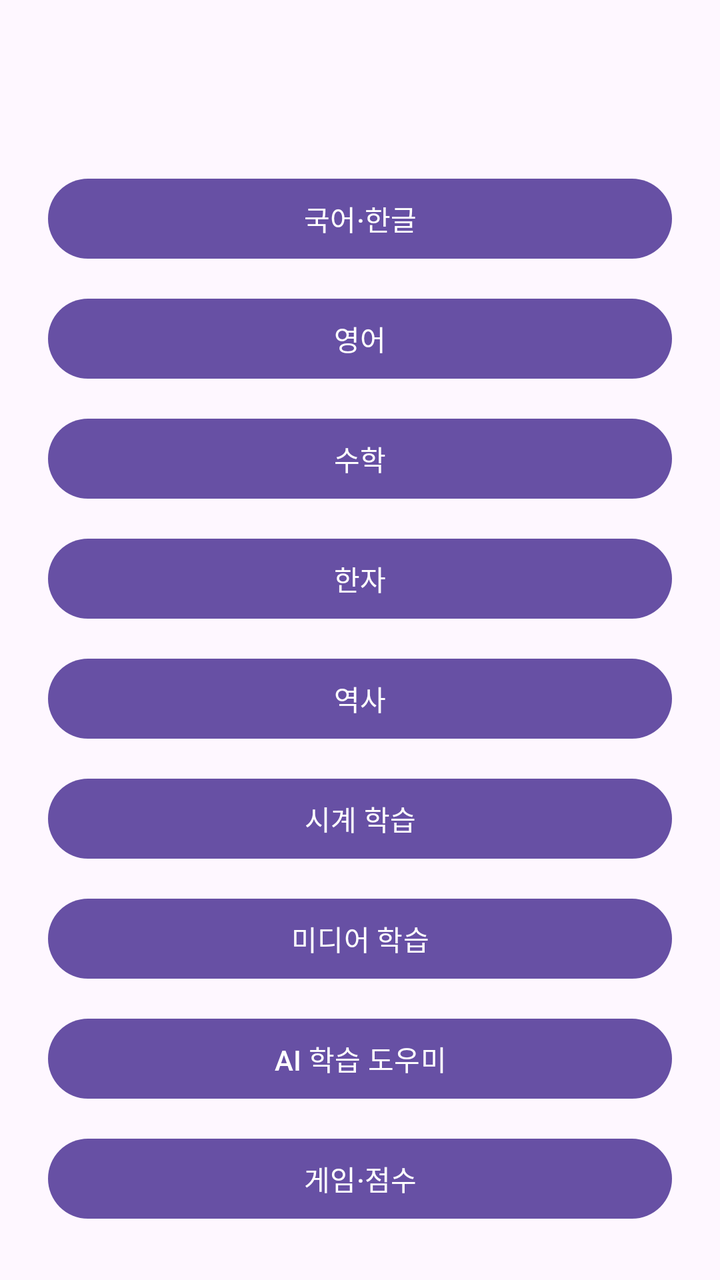
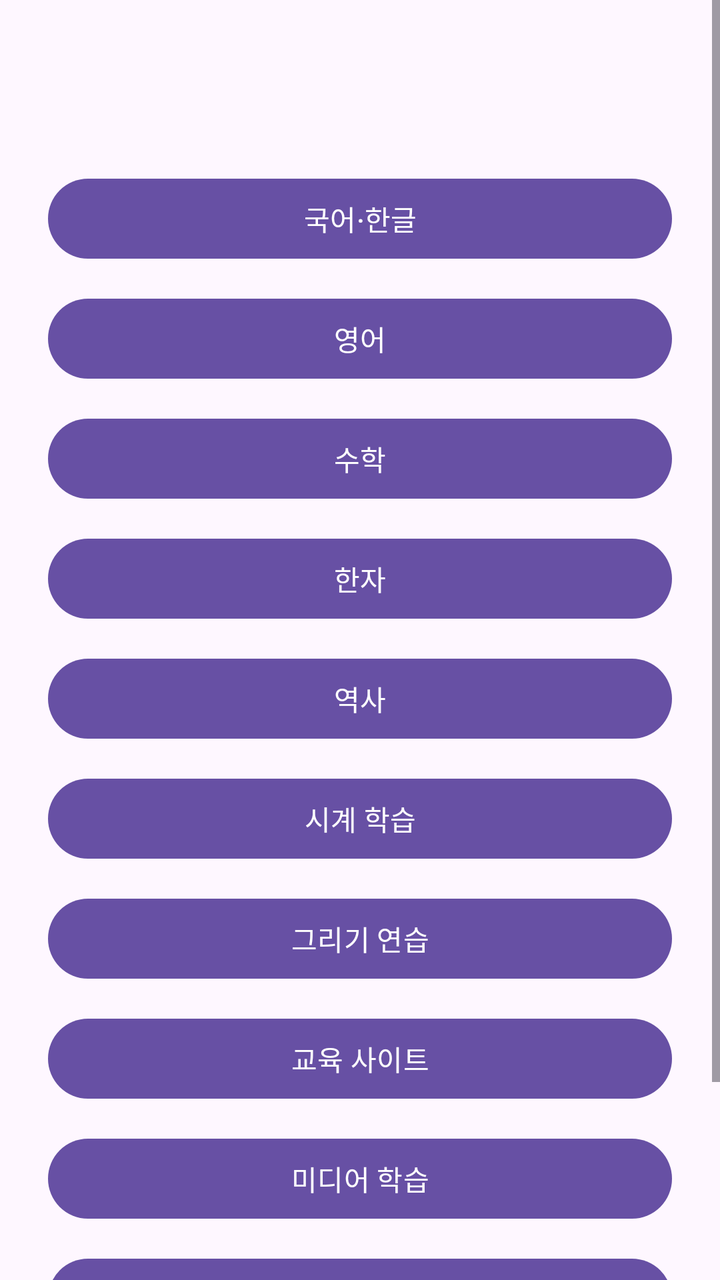

Before-and-after screenshots of an Android layout around one commit, followed by the original layout XML and the change that was made.
<!-- AndroidManifest.xml: application theme Theme.Eunhyo2 -->
<!-- res/layout/activity_school_menu.xml -->
<?xml version="1.0" encoding="utf-8"?>
<ScrollView xmlns:android="http://schemas.android.com/apk/res/android"
    android:layout_width="match_parent"
    android:layout_height="match_parent">

    <LinearLayout
        android:layout_width="match_parent"
        android:layout_height="wrap_content"
        android:orientation="vertical"
        android:padding="24dp">

        <TextView
            android:id="@+id/textSchoolLevel"
            android:layout_width="match_parent"
            android:layout_height="wrap_content"
            android:gravity="center"
            android:textAppearance="@style/TextAppearance.Material3.HeadlineMedium" />

        <com.google.android.material.button.MaterialButton
            android:id="@+id/buttonKorean"
            android:layout_width="match_parent"
            android:layout_height="wrap_content"
            android:layout_marginTop="24dp"
            android:text="국어·한글" />

        <com.google.android.material.button.MaterialButton
            android:id="@+id/buttonEnglish"
            android:layout_width="match_parent"
            android:layout_height="wrap_content"
            android:layout_marginTop="12dp"
            android:text="영어" />

        <com.google.android.material.button.MaterialButton
            android:id="@+id/buttonMath"
            android:layout_width="match_parent"
            android:layout_height="wrap_content"
            android:layout_marginTop="12dp"
            android:text="수학" />

        <com.google.android.material.button.MaterialButton
            android:id="@+id/buttonHanja"
            android:layout_width="match_parent"
            android:layout_height="wrap_content"
            android:layout_marginTop="12dp"
            android:text="한자" />

        <com.google.android.material.button.MaterialButton
            android:id="@+id/buttonHistory"
            android:layout_width="match_parent"
            android:layout_height="wrap_content"
            android:layout_marginTop="12dp"
            android:text="역사" />

        <com.google.android.material.button.MaterialButton
            android:id="@+id/buttonClock"
            android:layout_width="match_parent"
            android:layout_height="wrap_content"
            android:layout_marginTop="12dp"
            android:text="시계 학습" />

        <com.google.android.material.button.MaterialButton
            android:id="@+id/buttonMedia"
            android:layout_width="match_parent"
            android:layout_height="wrap_content"
            android:layout_marginTop="12dp"
            android:text="미디어 학습" />

        <com.google.android.material.button.MaterialButton
            android:id="@+id/buttonAi"
            android:layout_width="match_parent"
            android:layout_height="wrap_content"
            android:layout_marginTop="12dp"
            android:text="AI 학습 도우미" />

        <com.google.android.material.button.MaterialButton
            android:id="@+id/buttonGame"
            android:layout_width="match_parent"
            android:layout_height="wrap_content"
            android:layout_marginTop="12dp"
            android:text="게임·점수" />
    </LinearLayout>
</ScrollView>
<!-- resources referenced by this layout -->
<resources>
  <style name="Theme.Eunhyo2" parent="Theme.Material3.DayNight.NoActionBar">
          <item name="android:windowLightStatusBar">true</item>
      </style>
</resources>

<!-- the commit's change to res/layout/activity_school_menu.xml (unified diff, before → after) -->
@@ -16,67 +16,16 @@
             android:gravity="center"
             android:textAppearance="@style/TextAppearance.Material3.HeadlineMedium" />
 
-        <com.google.android.material.button.MaterialButton
-            android:id="@+id/buttonKorean"
-            android:layout_width="match_parent"
-            android:layout_height="wrap_content"
-            android:layout_marginTop="24dp"
-            android:text="국어·한글" />
-
-        <com.google.android.material.button.MaterialButton
-            android:id="@+id/buttonEnglish"
-            android:layout_width="match_parent"
-            android:layout_height="wrap_content"
-            android:layout_marginTop="12dp"
-            android:text="영어" />
-
-        <com.google.android.material.button.MaterialButton
-            android:id="@+id/buttonMath"
-            android:layout_width="match_parent"
-            android:layout_height="wrap_content"
-            android:layout_marginTop="12dp"
-            android:text="수학" />
-
-        <com.google.android.material.button.MaterialButton
-            android:id="@+id/buttonHanja"
-            android:layout_width="match_parent"
-            android:layout_height="wrap_content"
-            android:layout_marginTop="12dp"
-            android:text="한자" />
-
-        <com.google.android.material.button.MaterialButton
-            android:id="@+id/buttonHistory"
-            android:layout_width="match_parent"
-            android:layout_height="wrap_content"
-            android:layout_marginTop="12dp"
-            android:text="역사" />
-
-        <com.google.android.material.button.MaterialButton
-            android:id="@+id/buttonClock"
-            android:layout_width="match_parent"
-            android:layout_height="wrap_content"
-            android:layout_marginTop="12dp"
-            android:text="시계 학습" />
-
-        <com.google.android.material.button.MaterialButton
-            android:id="@+id/buttonMedia"
-            android:layout_width="match_parent"
-            android:layout_height="wrap_content"
-            android:layout_marginTop="12dp"
-            android:text="미디어 학습" />
-
-        <com.google.android.material.button.MaterialButton
-            android:id="@+id/buttonAi"
-            android:layout_width="match_parent"
-            android:layout_height="wrap_content"
-            android:layout_marginTop="12dp"
-            android:text="AI 학습 도우미" />
-
-        <com.google.android.material.button.MaterialButton
-            android:id="@+id/buttonGame"
-            android:layout_width="match_parent"
-            android:layout_height="wrap_content"
-            android:layout_marginTop="12dp"
-            android:text="게임·점수" />
+        <com.google.android.material.button.MaterialButton android:id="@+id/buttonKorean" android:layout_width="match_parent" android:layout_height="wrap_content" android:layout_marginTop="24dp" android:text="국어·한글" />
+        <com.google.android.material.button.MaterialButton android:id="@+id/buttonEnglish" android:layout_width="match_parent" android:layout_height="wrap_content" android:layout_marginTop="12dp" android:text="영어" />
+        <com.google.android.material.button.MaterialButton android:id="@+id/buttonMath" android:layout_width="match_parent" android:layout_height="wrap_content" android:layout_marginTop="12dp" android:text="수학" />
+        <com.google.android.material.button.MaterialButton android:id="@+id/buttonHanja" android:layout_width="match_parent" android:layout_height="wrap_content" android:layout_marginTop="12dp" android:text="한자" />
+        <com.google.android.material.button.MaterialButton android:id="@+id/buttonHistory" android:layout_width="match_parent" android:layout_height="wrap_content" android:layout_marginTop="12dp" android:text="역사" />
+        <com.google.android.material.button.MaterialButton android:id="@+id/buttonClock" android:layout_width="match_parent" android:layout_height="wrap_content" android:layout_marginTop="12dp" android:text="시계 학습" />
+        <com.google.android.material.button.MaterialButton android:id="@+id/buttonDrawing" android:layout_width="match_parent" android:layout_height="wrap_content" android:layout_marginTop="12dp" android:text="그리기 연습" />
+        <com.google.android.material.button.MaterialButton android:id="@+id/buttonLinks" android:layout_width="match_parent" android:layout_height="wrap_content" android:layout_marginTop="12dp" android:text="교육 사이트" />
+        <com.google.android.material.button.MaterialButton android:id="@+id/buttonMedia" android:layout_width="match_parent" android:layout_height="wrap_content" android:layout_marginTop="12dp" android:text="미디어 학습" />
+        <com.google.android.material.button.MaterialButton android:id="@+id/buttonAi" android:layout_width="match_parent" android:layout_height="wrap_content" android:layout_marginTop="12dp" android:text="AI 학습 도우미" />
+        <com.google.android.material.button.MaterialButton android:id="@+id/buttonGame" android:layout_width="match_parent" android:layout_height="wrap_content" android:layout_marginTop="12dp" android:text="게임·점수" />
     </LinearLayout>
 </ScrollView>
